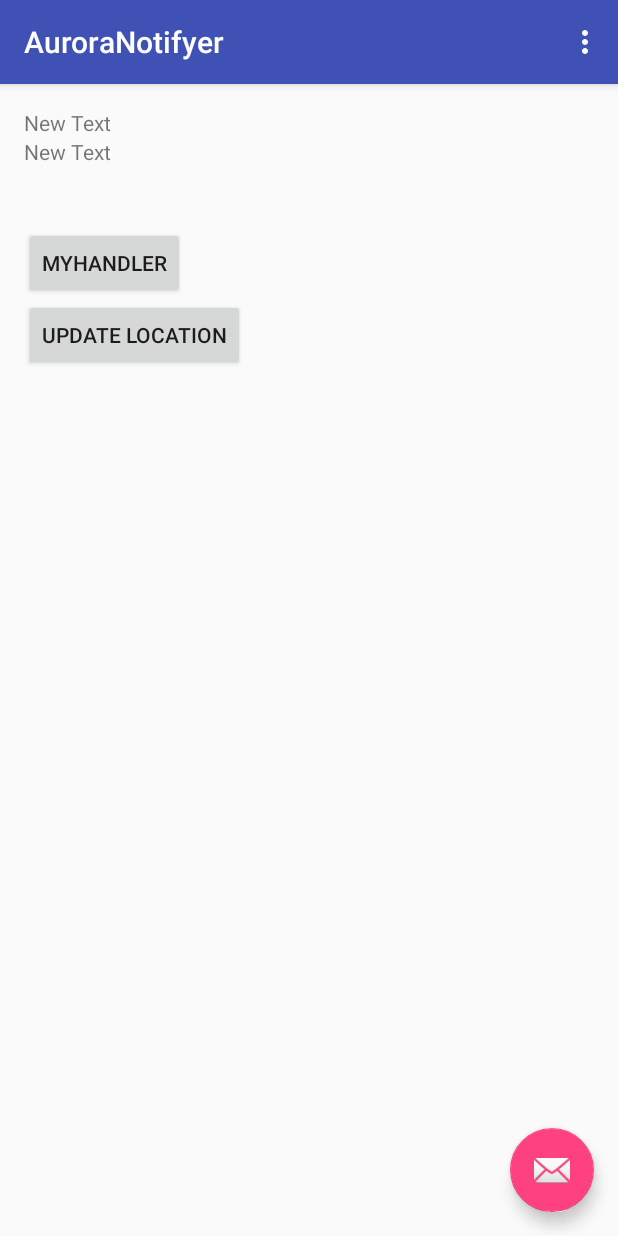
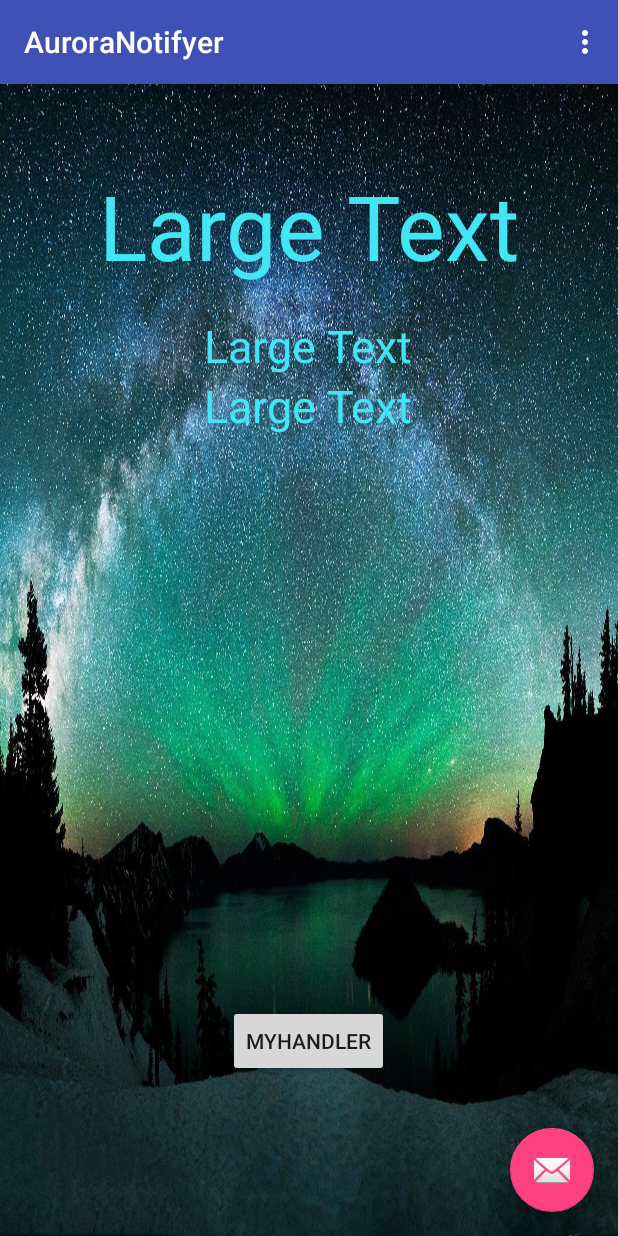
Before and after one commit to ChrisWeldon/AuroraApp, an Android app: the screen it shows after launch (MainActivity), on a phone screen of 412 x 824 dp. Run offline under Robolectric (Android 15) with nearby library versions, the phone set to English and light mode, and no system bars.

Commit message:
alarm manager and notification implemented

```diff
--- a/app/src/main/java/org/evanscmssm/auroranotifyer/AlarmReceiver.java
+++ b/app/src/main/java/org/evanscmssm/auroranotifyer/AlarmReceiver.java
@@ -15,13 +15,11 @@ public class AlarmReceiver extends BroadcastReceiver {
     public void onReceive(Context context, Intent intent) {
 
         Log.d("Yay", "Alarm Received!!");
-        //SharedPreferences settings = PreferenceManager.getDefaultSharedPreferences(context);
+
 
 
         Intent startMain = new Intent(context, AuroraService.class);
-        startMain.putExtra("URL", "https://mssm-cs-c9121.firebaseapp.com/aurora-nowcast-fake.txt");
-        //startMain.putExtra("LAT", MainActivity.getDouble(settings, "LAT", 1 ));
-        //startMain.putExtra("LON", MainActivity.getDouble(settings, "LON", 1 ));
+        startMain.putExtra("URL", "http://services.swpc.noaa.gov/text/aurora-nowcast-map.txt");
 
         context.startService(startMain);
 
--- a/app/src/main/java/org/evanscmssm/auroranotifyer/AlarmService.java
+++ b/app/src/main/java/org/evanscmssm/auroranotifyer/AlarmService.java
@@ -21,7 +21,7 @@ public class AlarmService {
         Log.d("Yay", "Alarm Sent!!");
         //Set the alarm to 10 seconds from now
         Calendar c = Calendar.getInstance();
-        c.add(Calendar.SECOND, 10);
+        c.add(Calendar.MINUTE, 30);
         long firstTime = c.getTimeInMillis();
         // Schedule the alarm!
         AlarmManager am = (AlarmManager)context.getSystemService(Context.ALARM_SERVICE);
--- a/app/src/main/java/org/evanscmssm/auroranotifyer/CoordinatesHandler.java
+++ b/app/src/main/java/org/evanscmssm/auroranotifyer/CoordinatesHandler.java
@@ -6,6 +6,7 @@ import android.net.ConnectivityManager;
 import android.net.NetworkInfo;
 import android.support.v4.content.res.TypedArrayUtils;
 import android.util.Log;
+import android.widget.TextView;
 
 import java.io.BufferedReader;
 import java.io.IOException;
@@ -22,6 +23,8 @@ public class CoordinatesHandler  {
     Integer[][] CoordinatesValue = new Integer[1024][512];
     private final double LON_INC = 0.3284671;
     private final double LAT_INC = 0.3515625;
+
+
 
 
 
@@ -134,7 +137,7 @@ public class CoordinatesHandler  {
 
 
 
-        return 1;
+        return CoordinatesValue[latIndex][lonIndex];
 
     }
 
--- a/app/src/main/java/org/evanscmssm/auroranotifyer/MainActivity.java
+++ b/app/src/main/java/org/evanscmssm/auroranotifyer/MainActivity.java
@@ -1,6 +1,8 @@
 package org.evanscmssm.auroranotifyer;
 
+import android.content.BroadcastReceiver;
 import android.content.Context;
+import android.content.Intent;
 import android.content.SharedPreferences;
 import android.content.pm.PackageManager;
 import android.location.Location;
@@ -16,6 +18,8 @@ import android.util.Log;
 import android.view.View;
 import android.view.Menu;
 import android.view.MenuItem;
+import android.widget.TextView;
+
 import com.google.android.gms.common.ConnectionResult;
 import com.google.android.gms.common.api.GoogleApiClient;
 import com.google.android.gms.common.api.PendingResult;
@@ -25,17 +29,25 @@ import com.google.android.gms.location.LocationServices;
 
 import java.util.Calendar;
 
-public class MainActivity extends AppCompatActivity implements  GoogleApiClient.ConnectionCallbacks, GoogleApiClient.OnConnectionFailedListener, LocationListener{
+public class MainActivity extends AppCompatActivity implements GoogleApiClient.ConnectionCallbacks, GoogleApiClient.OnConnectionFailedListener, LocationListener{
 
 
     AlarmService As;
     GoogleApiClient mGoogleApiClient = null;
+    TextView textProb;
+    TextView textLat;
+    TextView textLon;
+    BroadcastReceiver probabilityReceiver;
     @Override
     protected void onCreate(Bundle savedInstanceState) {
         super.onCreate(savedInstanceState);
         setContentView(R.layout.activity_main);
         Toolbar toolbar = (Toolbar) findViewById(R.id.toolbar);
         setSupportActionBar(toolbar);
+
+        textProb = (TextView) findViewById(R.id.mProb);
+        textLat = (TextView) findViewById(R.id.mLat);
+        textLon = (TextView) findViewById(R.id.mLon);
 
         // Create an instance of GoogleAPIClient.
 
@@ -50,6 +62,15 @@ public class MainActivity extends AppCompatActivity implements  GoogleApiClient.
         if ( ContextCompat.checkSelfPermission( this, android.Manifest.permission.ACCESS_COARSE_LOCATION ) != PackageManager.PERMISSION_GRANTED ) {
             ActivityCompat.requestPermissions(this, new String[]{android.Manifest.permission.ACCESS_COARSE_LOCATION},1);
         }
+
+        probabilityReceiver = new BroadcastReceiver(){
+
+            public void onReceive(Context context, Intent intent){
+                Log.d("Main Activity", "Got Broadcast to get probability");
+                updateSettings();
+            }
+
+        };
     }
 
     protected void onStart(){
@@ -73,9 +94,7 @@ public class MainActivity extends AppCompatActivity implements  GoogleApiClient.
     double lon;
     SharedPreferences settings;
 
-    public void updateLoc(View w){
 
-    }
 
     @Override
     public void onConnected(Bundle connectionHint){
@@ -101,7 +120,7 @@ public class MainActivity extends AppCompatActivity implements  GoogleApiClient.
                 putDouble(editor, "LAT", lat );
                 putDouble(editor, "LON", lon );
                 editor.commit();
-                updateUI();
+                updateSettings();
             }
         }catch(SecurityException e){
             Log.d("Log", "Security Exception");
@@ -130,13 +149,17 @@ public class MainActivity extends AppCompatActivity implements  GoogleApiClient.
         putDouble(editor, "LAT", lat );
         putDouble(editor, "LON", lon );
         editor.commit();
-        updateUI();
+        updateSettings();
 
     }
 
-    void updateUI() {
+    void updateSettings() {
         Log.d("Log", mlat);
         Log.d("Log", mlon);
+        textLat.setText(mlat);
+        textLon.setText(mlon);
+        textProb.setText(Integer.toString(settings.getInt("PROB", 50)));
+
     }
 
 
--- a/app/src/main/res/layout/content_main.xml
+++ b/app/src/main/res/layout/content_main.xml
@@ -8,6 +8,7 @@
     android:paddingLeft="@dimen/activity_horizontal_margin"
     android:paddingRight="@dimen/activity_horizontal_margin"
     android:paddingTop="@dimen/activity_vertical_margin"
+    android:background="@drawable/aurora1"
     app:layout_behavior="@string/appbar_scrolling_view_behavior"
     tools:context="org.evanscmssm.auroranotifyer.MainActivity"
     tools:showIn="@layout/activity_main">
@@ -18,37 +19,50 @@
         android:layout_height="wrap_content"
         android:text="myHandler"
         android:id="@+id/button"
-        android:layout_alignParentLeft="true"
-        android:layout_alignParentStart="true"
-        android:layout_marginTop="79dp"
-        android:onClick="myHandler" />
+        android:onClick="myHandler"
+        android:layout_alignParentBottom="true"
+        android:layout_centerHorizontal="true"
+        android:layout_marginBottom="90dp" />
 
     <TextView
         android:layout_width="wrap_content"
         android:layout_height="wrap_content"
-        android:text="New Text"
-        android:id="@+id/latText"
-        android:layout_alignParentLeft="true"
-        android:layout_alignParentStart="true"
-        android:layout_alignRight="@+id/button"
-        android:layout_alignEnd="@+id/button" />
+        android:textAppearance="?android:attr/textAppearanceLarge"
+        android:text="Large Text"
+        android:id="@+id/mProb"
+        android:layout_marginTop="38dp"
+        android:minHeight="100dp"
+        android:maxWidth="300dp"
+        android:textColor="#42e5f4"
+        android:textSize="60dp"
+        android:layout_alignParentTop="true"
+        android:layout_centerHorizontal="true" />
 
     <TextView
         android:layout_width="wrap_content"
         android:layout_height="wrap_content"
-        android:text="New Text"
-        android:id="@+id/lonText"
-        android:layout_below="@+id/latText" />
+        android:textAppearance="?android:attr/textAppearanceLarge"
+        android:text="Large Text"
+        android:id="@+id/mLat"
+        android:minHeight="100dp"
+        android:maxWidth="300dp"
+        android:textColor="#42e5f4"
+        android:textSize="30dp"
+        android:layout_below="@+id/mProb"
+        android:layout_centerHorizontal="true" />
 
-    <Button
+    <TextView
         android:layout_width="wrap_content"
         android:layout_height="wrap_content"
-        android:text="Update Location"
-        android:id="@+id/updateBut"
-        android:layout_below="@+id/button"
-        android:layout_alignParentLeft="true"
-        android:layout_alignParentStart="true"
-        android:onClick="updateLoc" />
+        android:textAppearance="?android:attr/textAppearanceLarge"
+        android:text="Large Text"
+        android:id="@+id/mLon"
+        android:minHeight="60dp"
+        android:maxWidth="300dp"
+        android:textColor="#42e5f4"
+        android:textSize="30dp"
+        android:layout_alignBottom="@+id/mLat"
+        android:layout_centerHorizontal="true" />
 
 
 </RelativeLayout>
--- a/app/src/main/res/values/colors.xml
+++ b/app/src/main/res/values/colors.xml
@@ -3,4 +3,5 @@
     <color name="colorPrimary">#3F51B5</color>
     <color name="colorPrimaryDark">#303F9F</color>
     <color name="colorAccent">#FF4081</color>
+    <color name="white">#FFFFFF</color>
 </resources>
```
Also changed, not shown: app/src/main/java/org/evanscmssm/auroranotifyer/AuroraService.java (+17 -4 lines), app/src/main/res/drawable/aurora1.jpg (added).
